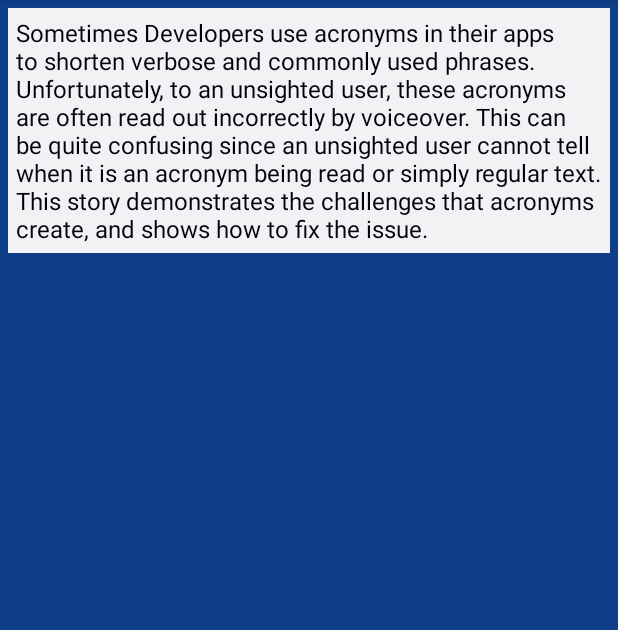
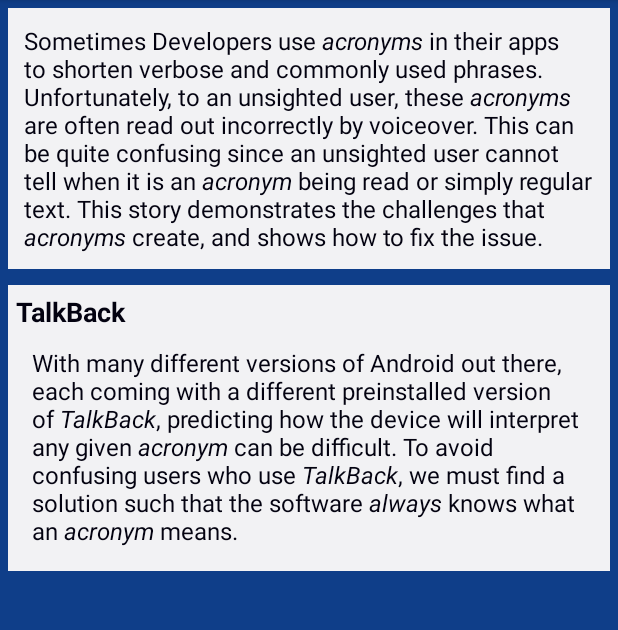
Before and after one commit to dequelabs/Deque-University-for-Android, an Android app: the fragment AcronymAnnouncementAboutFragment shown on its own in the app's theme, on a phone screen of 412 x 824 dp, the part 84-714 px from its top. Run offline under Robolectric (Android 15) with nearby library versions, the phone set to English and light mode, and no system bars; 1 statement that could not run was skipped.

Commit message:
finish up Acronym Announcement.

```diff
--- a/app/src/main/res/layout/fragment_acronym_announcement_about.xml
+++ b/app/src/main/res/layout/fragment_acronym_announcement_about.xml
@@ -4,11 +4,17 @@
     android:layout_height="match_parent"
     tools:context="com.dequesystems.accessibility101.contentdescriptions.ContDescAboutFragment"
     android:background="@color/aac_story_background">
+    <LinearLayout
+        android:layout_width="fill_parent"
+        android:layout_height="wrap_content"
+        android:orientation="vertical">
 
          <LinearLayout
              android:layout_width="fill_parent"
              android:layout_height="wrap_content"
-        android:orientation="vertical" >
+             android:background="@color/aac_worldspace_white"
+             android:layout_margin="@dimen/aac_global_border"
+             android:orientation="vertical">
 
             <TextView
                 android:layout_width="fill_parent"
@@ -20,4 +26,32 @@
                 android:textAppearance="@style/AACTextAppearance.body"/>
 
          </LinearLayout>
+
+        <LinearLayout
+            android:layout_width="fill_parent"
+            android:layout_height="wrap_content"
+            android:background="@color/aac_worldspace_white"
+            android:layout_margin="@dimen/aac_global_border"
+            android:orientation="vertical"
+            android:padding="5dp">
+
+            <TextView
+                android:layout_width="fill_parent"
+                android:layout_height="wrap_content"
+                android:background="@color/aac_worldspace_white"
+                android:text="TalkBack"
+                android:textAppearance="@style/AACTextAppearance.heading"/>
+
+            <TextView
+                android:layout_width="fill_parent"
+                android:layout_height="wrap_content"
+                android:layout_margin="@dimen/aac_global_border"
+                android:background="@color/aac_worldspace_white"
+                android:text="@string/aac_acronym_about_talkback"
+                android:padding="@dimen/aac_global_border"
+                android:textAppearance="@style/AACTextAppearance.body"/>
+
+        </LinearLayout>
+
+    </LinearLayout>
 </ScrollView>
--- a/app/src/main/res/values/strings.xml
+++ b/app/src/main/res/values/strings.xml
@@ -151,7 +151,12 @@
     <string name="title_activity_splash_screen">SplashScreen</string>
 
     <!-- Acronyms -->
-    <string name="aac_acronym_about_cont_desc">Sometimes Developers use acronyms in their apps to shorten verbose and commonly used phrases. Unfortunately, to an unsighted user, these acronyms are often read out incorrectly by voiceover. This can be quite confusing since an unsighted user cannot tell when it is an acronym being read or simply regular text. This story demonstrates the challenges that acronyms create, and shows how to fix the issue.</string>
+    <string name="aac_acronym_about_cont_desc">Sometimes Developers use <i>acronyms</i> in their apps to shorten verbose and commonly used phrases. Unfortunately, to an unsighted user, these <i>acronyms</i> are often read out incorrectly by voiceover. This can be quite confusing since an unsighted user cannot tell when it is an <i>acronym</i> being read or simply regular text. This story demonstrates the challenges that <i>acronyms</i> create, and shows how to fix the issue.</string>
+    <string name="aac_acronym_about_talkback">With many different versions of Android out there, each coming with a different preinstalled version of <i>TalkBack</i>, predicting how the device will interpret any given <i>acronym</i> can be difficult. To avoid confusing users who use <i>TalkBack</i>, we must find a solution such that the software <i>always</i> knows what an <i>acronym</i> means.</string>
+    <string name="aac_acronym_broken_flight">Flight XY-111 to Los Angeles, CA is on time to depart in 2h 45m</string>
+    <string name="aac_acronym_broken_whats_wrong">Depending on what version of Android your device is running, CA -- meaning California -- may have been read out by TalkBack as: \'Certificate Authority\'. Another possible talkback bug, 2h 45m -- meaning \'two hours and fourty-five minutes\' -- May have announced as \'two hours and fourty-five meters\'. As you can probably see, this could become very problematic for an unsighted user.</string>
+    <string name="aac_acronym_flight_cont_desc">Flight X Y 111 to Los Angeles, California is on time to depart in two hours and fourty-five minutes</string>
+    <string name="aac_acronym_the_fix">The fix for this issue is quick and easy. Just add a content description for the text field with the same text from the body, but replace the acronyms with their actual meanings. Now, CA is always announced as California and 45m is always fourty-five minutes, no matter which version of android your user has.</string>
 
     <!-- TalkBack Simulation Story -->
     <string name="aac_talkBack_sim_title">TalkBack Simulation</string>
```
Also changed, not shown: app/src/main/res/layout/fragment_acronym_announcement_broken.xml (+2 -20 lines), app/src/main/res/layout/fragment_acronym_announcement_fixed.xml (+4 -21 lines). Lines whose indentation alone changed are shown as unchanged.
